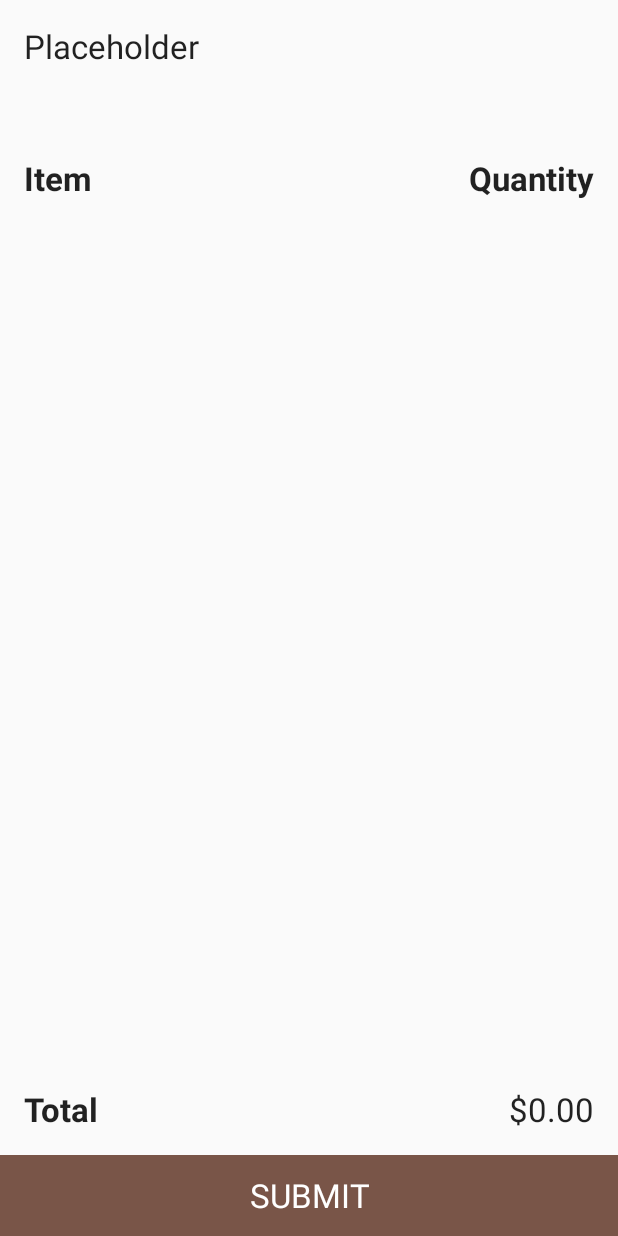
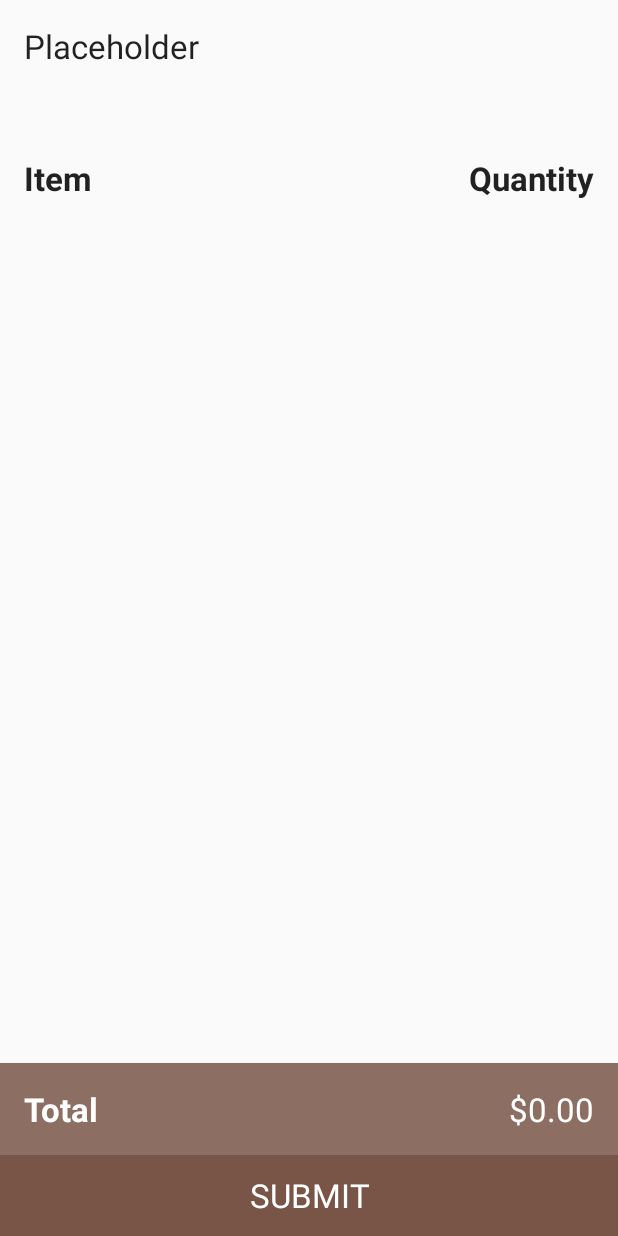
Before and after one commit to APcorp/kokopelli, an Android app: the layout activity_final.xml on its own in the app's theme, with its tools: preview values and no code run, on a phone screen of 412 x 824 dp. Run offline under Robolectric (Android 15) with nearby library versions, the phone set to English and light mode, and no system bars.

Commit message:
Last changes before presentation. Changed some visual stuff

```diff
--- a/app/src/main/res/layout/activity_final.xml
+++ b/app/src/main/res/layout/activity_final.xml
@@ -9,14 +9,14 @@
     <ScrollView
         android:layout_width="match_parent"
         android:layout_height="0dp"
-        android:layout_weight="1"
-        android:padding="16dp">
+        android:layout_weight="1">
 
         <LinearLayout
             android:id="@+id/linFinalActivity"
             android:layout_width="match_parent"
             android:layout_height="wrap_content"
-            android:orientation="vertical">
+            android:orientation="vertical"
+            android:padding="16dp">
 
             <TextView
                 android:id="@+id/finalName"
@@ -65,9 +65,8 @@
     <LinearLayout
         android:layout_width="match_parent"
         android:layout_height="wrap_content"
-        android:paddingBottom="16dp"
-        android:paddingLeft="16dp"
-        android:paddingRight="16dp">
+        android:background="#8D6E63"
+        android:padding="16dp">
 
         <TextView
             android:layout_width="0dp"
@@ -75,6 +74,7 @@
             android:layout_weight="1"
             android:text="Total"
             android:textAppearance="?android:textAppearanceLarge"
+            android:textColor="@android:color/white"
             android:textStyle="bold" />
 
         <TextView
@@ -82,7 +82,8 @@
             android:layout_width="wrap_content"
             android:layout_height="wrap_content"
             android:text="$0.00"
-            android:textAppearance="?android:textAppearanceLarge" />
+            android:textAppearance="?android:textAppearanceLarge"
+            android:textColor="@android:color/white" />
     </LinearLayout>
 
     <Button
```
